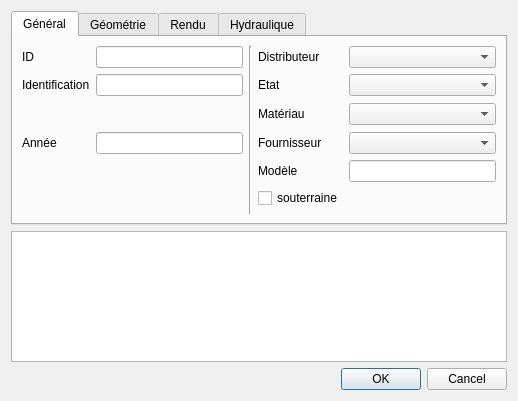
This is qgis-project/ui_forms/hydrant.ui in qwat/QWAT as Qt 5 draws it before an edit. The edited form follows.
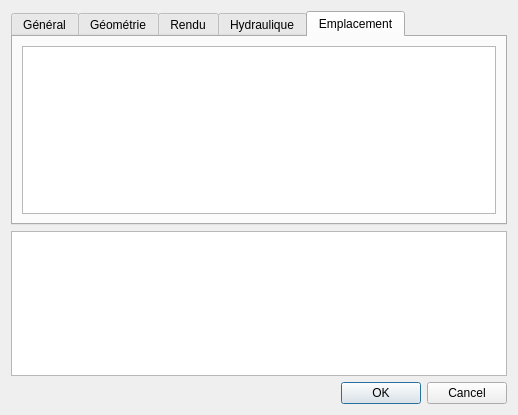
This is the edited form. The open tabs and pages were chosen to show the change.

Commit message: added Location tab to forms as complement to https://github.com/qwat/qwat-data-model/pull/42

```diff
--- a/qgis-project/ui_forms/hydrant.ui
+++ b/qgis-project/ui_forms/hydrant.ui
@@ -7,7 +7,7 @@
     <x>0</x>
     <y>0</y>
     <width>518</width>
-    <height>401</height>
+    <height>415</height>
    </rect>
   </property>
   <property name="windowTitle">
@@ -422,6 +422,20 @@
        </item>
       </layout>
      </widget>
+     <widget class="QWidget" name="tab_5">
+      <attribute name="title">
+       <string>Emplacement</string>
+      </attribute>
+      <layout class="QGridLayout" name="gridLayout_8">
+       <item row="0" column="0">
+        <layout class="QVBoxLayout" name="verticalLayout">
+         <item>
+          <widget class="QListWidget" name="fk_locationtype"/>
+         </item>
+        </layout>
+       </item>
+      </layout>
+     </widget>
     </widget>
    </item>
    <item row="10" column="0">
```
The commit also changes 3 other files.
